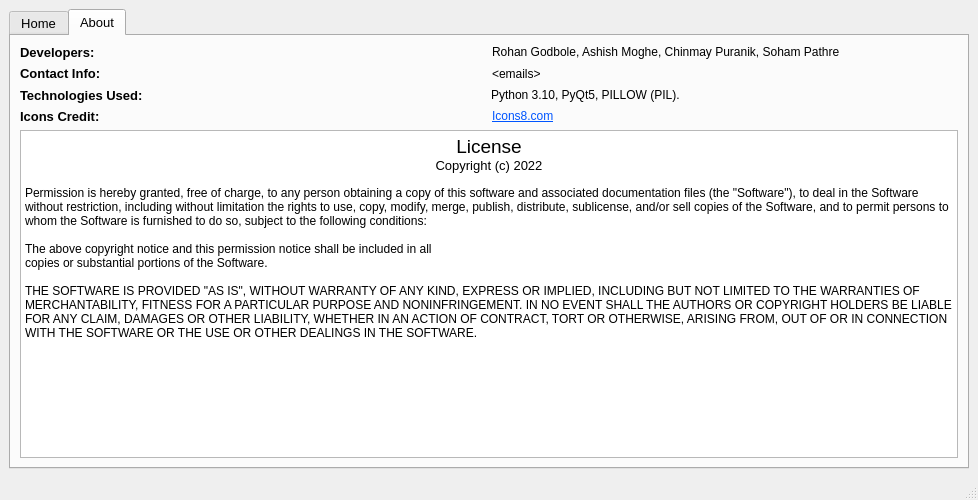
Above: UIFiles/Main_Ui_File.ui from Ashish1692/PythonMiniProject before the change. Below: the same form after it.
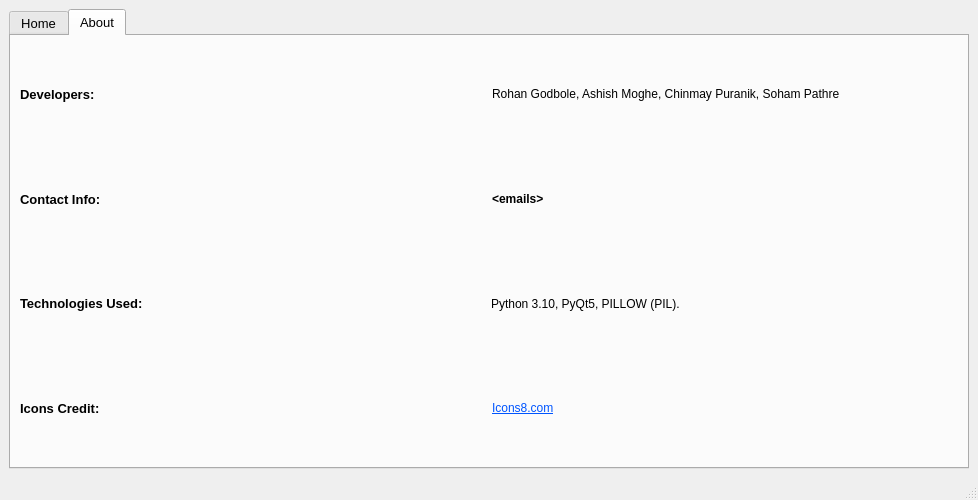
That is the form after the change. The open tabs and pages were chosen to show the change. Icons and pictures are not drawn.

The edit to the form file:
```diff
--- a/UIFiles/Main_Ui_File.ui
+++ b/UIFiles/Main_Ui_File.ui
@@ -765,6 +765,13 @@
               <height>16</height>
              </size>
             </property>
+            <property name="font">
+             <font>
+              <pointsize>10</pointsize>
+              <weight>75</weight>
+              <bold>true</bold>
+             </font>
+            </property>
             <property name="text">
              <string>&lt;html&gt;&lt;head/&gt;&lt;body&gt;&lt;p&gt;&lt;span style=&quot; font-size:9pt;&quot;&gt;&amp;lt;emails&amp;gt;&lt;/span&gt;&lt;/p&gt;&lt;/body&gt;&lt;/html&gt;</string>
             </property>
@@ -811,25 +818,6 @@
           </item>
          </layout>
         </item>
-        <item row="4" column="0">
-         <widget class="QTextBrowser" name="textBrowser">
-          <property name="html">
-           <string>&lt;!DOCTYPE HTML PUBLIC &quot;-//W3C//DTD HTML 4.0//EN&quot; &quot;http://www.w3.org/TR/REC-html40/strict.dtd&quot;&gt;
-&lt;html&gt;&lt;head&gt;&lt;meta name=&quot;qrichtext&quot; content=&quot;1&quot; /&gt;&lt;style type=&quot;text/css&quot;&gt;
-p, li { white-space: pre-wrap; }
-&lt;/style&gt;&lt;/head&gt;&lt;body style=&quot; font-family:'MS Shell Dlg 2'; font-size:10pt; font-weight:400; font-style:normal;&quot;&gt;
-&lt;p align=&quot;center&quot; style=&quot; margin-top:0px; margin-bottom:0px; margin-left:0px; margin-right:0px; -qt-block-indent:0; text-indent:0px;&quot;&gt;&lt;span style=&quot; font-size:14pt;&quot;&gt;License&lt;/span&gt;&lt;/p&gt;
-&lt;p align=&quot;center&quot; style=&quot; margin-top:0px; margin-bottom:0px; margin-left:0px; margin-right:0px; -qt-block-indent:0; text-indent:0px;&quot;&gt;Copyright (c) 2022&lt;/p&gt;
-&lt;p style=&quot;-qt-paragraph-type:empty; margin-top:0px; margin-bottom:0px; margin-left:0px; margin-right:0px; -qt-block-indent:0; text-indent:0px; font-size:8.25pt;&quot;&gt;&lt;br /&gt;&lt;/p&gt;
-&lt;p style=&quot; margin-top:0px; margin-bottom:0px; margin-left:0px; margin-right:0px; -qt-block-indent:0; text-indent:0px;&quot;&gt;&lt;span style=&quot; font-size:9pt;&quot;&gt;Permission is hereby granted, free of charge, to any person obtaining a copy of this software and associated documentation files (the &amp;quot;Software&amp;quot;), to deal in the Software without restriction, including without limitation the rights to use, copy, modify, merge, publish, distribute, sublicense, and/or sell copies of the Software, and to permit persons to whom the Software is furnished to do so, subject to the following conditions:&lt;/span&gt;&lt;/p&gt;
-&lt;p style=&quot;-qt-paragraph-type:empty; margin-top:0px; margin-bottom:0px; margin-left:0px; margin-right:0px; -qt-block-indent:0; text-indent:0px; font-size:9pt;&quot;&gt;&lt;br /&gt;&lt;/p&gt;
-&lt;p style=&quot; margin-top:0px; margin-bottom:0px; margin-left:0px; margin-right:0px; -qt-block-indent:0; text-indent:0px;&quot;&gt;&lt;span style=&quot; font-size:9pt;&quot;&gt;The above copyright notice and this permission notice shall be included in all&lt;/span&gt;&lt;/p&gt;
-&lt;p style=&quot; margin-top:0px; margin-bottom:0px; margin-left:0px; margin-right:0px; -qt-block-indent:0; text-indent:0px;&quot;&gt;&lt;span style=&quot; font-size:9pt;&quot;&gt;copies or substantial portions of the Software.&lt;/span&gt;&lt;/p&gt;
-&lt;p style=&quot;-qt-paragraph-type:empty; margin-top:0px; margin-bottom:0px; margin-left:0px; margin-right:0px; -qt-block-indent:0; text-indent:0px; font-size:9pt;&quot;&gt;&lt;br /&gt;&lt;/p&gt;
-&lt;p style=&quot; margin-top:0px; margin-bottom:0px; margin-left:0px; margin-right:0px; -qt-block-indent:0; text-indent:0px;&quot;&gt;&lt;span style=&quot; font-size:9pt;&quot;&gt;THE SOFTWARE IS PROVIDED &amp;quot;AS IS&amp;quot;, WITHOUT WARRANTY OF ANY KIND, EXPRESS OR IMPLIED, INCLUDING BUT NOT LIMITED TO THE WARRANTIES OF MERCHANTABILITY, FITNESS FOR A PARTICULAR PURPOSE AND NONINFRINGEMENT. IN NO EVENT SHALL THE AUTHORS OR COPYRIGHT HOLDERS BE LIABLE FOR ANY CLAIM, DAMAGES OR OTHER LIABILITY, WHETHER IN AN ACTION OF CONTRACT, TORT OR OTHERWISE, ARISING FROM, OUT OF OR IN CONNECTION WITH THE SOFTWARE OR THE USE OR OTHER DEALINGS IN THE SOFTWARE.&lt;/span&gt;&lt;/p&gt;&lt;/body&gt;&lt;/html&gt;</string>
-          </property>
-         </widget>
-        </item>
        </layout>
       </widget>
      </widget>
```
